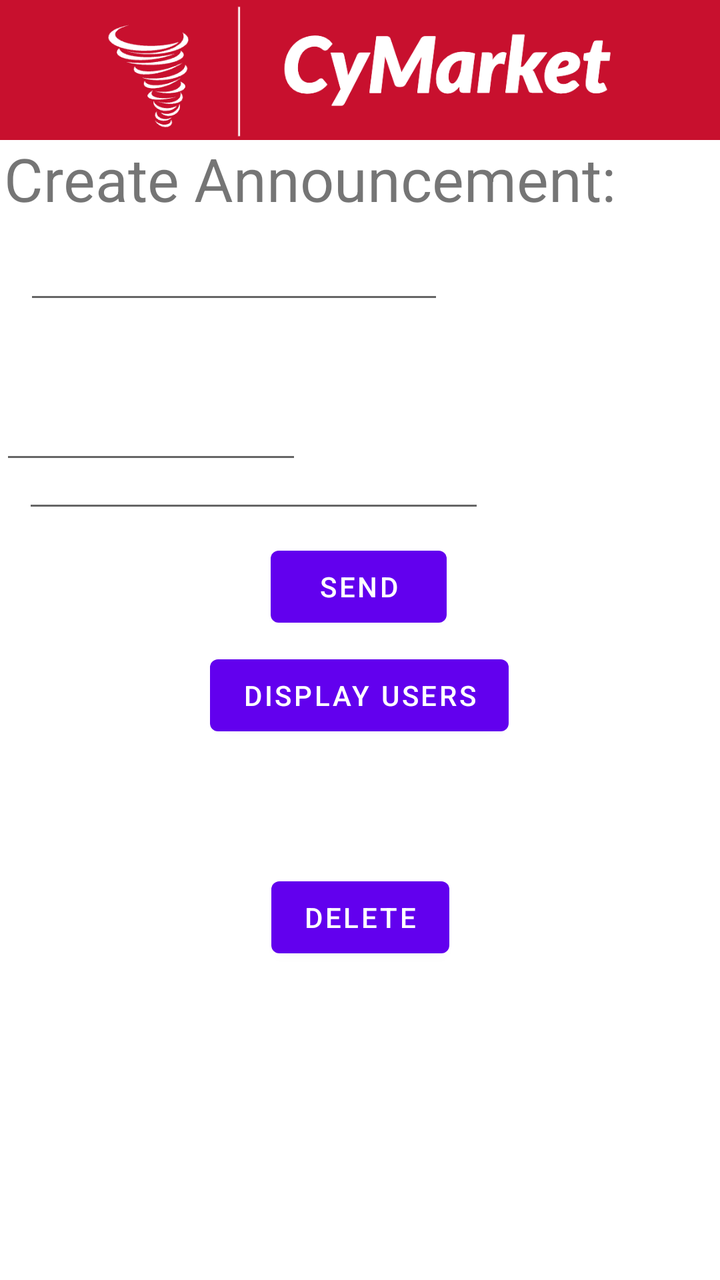
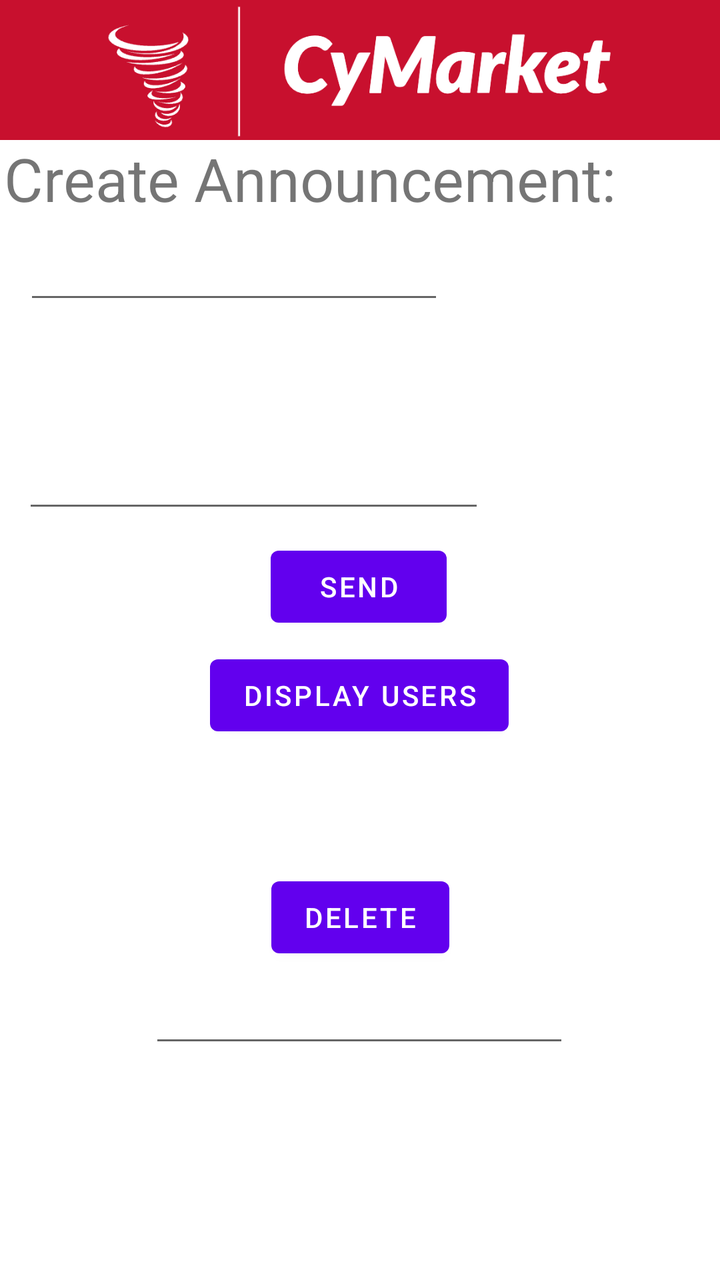

The first picture is an Android layout as it rendered before a commit; the second is the same layout after the commit. The layout source and the unified diff follow.
<!-- AndroidManifest.xml: application theme Theme.AndroidExample -->
<!-- res/layout/activity_main_feed_admin.xml -->
<?xml version="1.0" encoding="utf-8"?>
<androidx.drawerlayout.widget.DrawerLayout
    xmlns:android="http://schemas.android.com/apk/res/android"
    xmlns:app="http://schemas.android.com/apk/res-auto"
    xmlns:tools="http://schemas.android.com/tools"
    android:layout_width="match_parent"
    android:layout_height="match_parent"
    android:id="@+id/drawer"
    android:fitsSystemWindows="true"
    tools:context=".MainFeedAdmin">


    <androidx.coordinatorlayout.widget.CoordinatorLayout
        android:id="@+id/main_content"
        android:layout_width="match_parent"
        android:layout_height="match_parent">

        <com.google.android.material.appbar.AppBarLayout
            android:id="@+id/appbar"
            android:layout_width="match_parent"
            android:layout_height="wrap_content"
            android:theme="@style/ThemeOverlay.AppCompat.Dark.ActionBar">


        </com.google.android.material.appbar.AppBarLayout>


        <androidx.constraintlayout.widget.ConstraintLayout
            android:id="@+id/constraintLayout"
            android:layout_width="match_parent"

            android:layout_height="match_parent"
            app:layout_anchor="@+id/constraintLayout"
            app:layout_anchorGravity="center">

            <EditText
                android:id="@+id/announcementText"
                android:layout_width="231dp"
                android:layout_height="100dp"
                android:layout_gravity="center_vertical"
                android:ems="10"
                android:inputType="text"
                app:layout_constraintBottom_toBottomOf="parent"
                app:layout_constraintEnd_toEndOf="parent"
                app:layout_constraintHorizontal_bias="0.088"
                app:layout_constraintStart_toStartOf="parent"
                app:layout_constraintTop_toTopOf="parent"
                app:layout_constraintVertical_bias="0.299" />
<androidx.coordinatorlayout.widget.CoordinatorLayout
    android:layout_width="match_parent"
    android:layout_height="match_parent">
    <androidx.constraintlayout.widget.ConstraintLayout
        android:layout_width="match_parent"
        android:layout_height="match_parent">

        <com.google.android.material.textfield.TextInputLayout
            style="@style/privateAccountSwitch"
            android:layout_width="216dp"
            android:layout_height="69dp"
            android:layout_margin="16dp"
            android:hint="@string/select"
            app:layout_constraintBottom_toBottomOf="parent"
            app:layout_constraintEnd_toEndOf="parent"
            app:layout_constraintHorizontal_bias="0.497"
            app:layout_constraintStart_toStartOf="parent"
            app:layout_constraintTop_toTopOf="parent"
            app:layout_constraintVertical_bias="0.861">


        </com.google.android.material.textfield.TextInputLayout>

        <AutoCompleteTextView
            android:id="@+id/auto_complete_txt"
            android:layout_width="151dp"
            android:layout_height="237dp"
            android:inputType="none" />
    </androidx.constraintlayout.widget.ConstraintLayout>


</androidx.coordinatorlayout.widget.CoordinatorLayout>

            <Button
                android:id="@+id/sendMsgBtn"
                android:layout_width="wrap_content"
                android:layout_height="wrap_content"
                android:text="Send"
                app:layout_constraintBottom_toBottomOf="parent"
                app:layout_constraintEnd_toEndOf="parent"
                app:layout_constraintHorizontal_bias="0.498"
                app:layout_constraintStart_toStartOf="parent"
                app:layout_constraintTop_toTopOf="parent"
                app:layout_constraintVertical_bias="0.455" />

            <Button
                android:id="@+id/displayUsersBtn"
                android:layout_width="wrap_content"
                android:layout_height="wrap_content"
                android:text="Display Users"
                app:layout_constraintBottom_toBottomOf="parent"
                app:layout_constraintEnd_toEndOf="parent"
                app:layout_constraintHorizontal_bias="0.498"
                app:layout_constraintStart_toStartOf="parent"
                app:layout_constraintTop_toTopOf="parent"
                app:layout_constraintVertical_bias="0.547" />

            <TextView
                android:id="@+id/createAnnouncement"
                android:layout_width="wrap_content"
                android:layout_height="wrap_content"
                android:text="Create Announcement: "
                android:textSize="30sp"
                app:layout_constraintBottom_toBottomOf="parent"
                app:layout_constraintEnd_toEndOf="parent"
                app:layout_constraintHorizontal_bias="0.045"
                app:layout_constraintStart_toStartOf="parent"
                app:layout_constraintTop_toTopOf="parent"
                app:layout_constraintVertical_bias="0.115" />

            <EditText
                android:id="@+id/DescTitle"
                android:layout_width="wrap_content"
                android:layout_height="wrap_content"
                android:ems="10"
                android:inputType="text"
                app:layout_constraintBottom_toBottomOf="parent"
                app:layout_constraintEnd_toEndOf="parent"
                app:layout_constraintHorizontal_bias="0.079"
                app:layout_constraintStart_toStartOf="parent"
                app:layout_constraintTop_toTopOf="parent"
                app:layout_constraintVertical_bias="0.193" />

            <Button
                android:id="@+id/button3"
                android:layout_width="wrap_content"
                android:layout_height="wrap_content"
                android:text="Delete"
                app:layout_constraintBottom_toBottomOf="parent"
                app:layout_constraintEnd_toEndOf="parent"
                app:layout_constraintHorizontal_bias="0.501"
                app:layout_constraintStart_toStartOf="parent"
                app:layout_constraintTop_toTopOf="parent"
                app:layout_constraintVertical_bias="0.734" />

             <TextView
                android:id="@+id/displayUsersTxt"
                android:layout_width="382dp"
                android:layout_height="72dp"
                android:text=""
                app:layout_constraintBottom_toBottomOf="parent"
                app:layout_constraintEnd_toEndOf="parent"
                app:layout_constraintHorizontal_bias="0.448"
                app:layout_constraintStart_toStartOf="parent"
                app:layout_constraintTop_toTopOf="parent"
                app:layout_constraintVertical_bias="0.64" />

        </androidx.constraintlayout.widget.ConstraintLayout>

        <androidx.appcompat.widget.Toolbar
            android:id="@+id/toolbar"
            android:layout_width="match_parent"
            android:layout_height="70dp"
            android:background="@color/cardinal"
            app:layout_scrollFlags="scroll|enterAlways"
            app:popupTheme="@style/ThemeOverlay.AppCompat.Light">

            <ImageView
                android:layout_width="wrap_content"
                android:layout_height="wrap_content"
                android:layout_gravity="center"
                android:adjustViewBounds="true"


                android:scaleType="fitCenter"
                android:src="@drawable/cymarket_logos_white">

            </ImageView>


        </androidx.appcompat.widget.Toolbar>


    </androidx.coordinatorlayout.widget.CoordinatorLayout>

    <com.google.android.material.navigation.NavigationView

        android:id="@+id/nav_view"
        android:layout_width="match_parent"
        android:layout_height="match_parent"
        android:layout_gravity="start"
        android:fitsSystemWindows="true"
        app:menu="@menu/menu_navigation_admin"
        app:headerLayout="@layout/navheader"
        >


    </com.google.android.material.navigation.NavigationView>

    <com.google.android.material.textfield.TextInputLayout
        android:layout_width="match_parent"
        android:layout_height="wrap_content"
        android:layout_margin="16dp"
        android:hint="@string/select"/>

</androidx.drawerlayout.widget.DrawerLayout>
<!-- res/layout/navheader.xml (included above) -->
<?xml version="1.0" encoding="utf-8"?>
<LinearLayout xmlns:android="http://schemas.android.com/apk/res/android"
    android:orientation="vertical"
    android:layout_width="match_parent"
    android:layout_height="150dp"
    android:background="@color/cardinal"
    android:id="@+id/navLayTop"
    android:padding="4dp"
    >

    <ImageView
        android:id="@+id/ivIconHeader"
        android:layout_width="match_parent"
        android:layout_height="100dp"
        android:src="@drawable/cymarket_logos_white"
        android:layout_margin="15dp"
        >



    </ImageView>
</LinearLayout>
<!-- resources referenced by this layout -->
<resources>
  <color name="cardinal">#C8102E</color>
  <!-- drawable cymarket_logos_white: png bitmap (drawable, 25889 bytes) -->
  <string name="select">Select Item</string>
  <style name="privateAccountSwitch" parent="Theme.AppCompat.Light">
          <item name="colorControlActivated">@color/private_account</item>
          <item name="colorSwitchThumbNormal">#FFFFFF</item>
          <item name="android:colorForeground">#99FFFFFF</item>
      </style>
  <style name="Theme.AndroidExample" parent="Theme.MaterialComponents.DayNight.NoActionBar">
          
          <item name="colorPrimary">@color/purple_500</item>
          <item name="colorPrimaryVariant">@color/purple_700</item>
          <item name="colorOnPrimary">@color/white</item>
          
          <item name="colorSecondary">@color/teal_200</item>
          <item name="colorSecondaryVariant">@color/teal_700</item>
          <item name="colorOnSecondary">@color/black</item>
          
          <item name="android:statusBarColor" tools:targetApi="l">?attr/colorPrimaryVariant</item>
      </style>
  <color name="private_account">#E6A326</color>
  <color name="purple_500">#FF6200EE</color>
  <color name="purple_700">#FF3700B3</color>
  <color name="white">#FFFFFFFF</color>
  <color name="teal_200">#FF03DAC5</color>
  <color name="teal_700">#FF018786</color>
  <color name="black">#FF000000</color>
</resources>

<!-- the commit's change to res/layout/activity_main_feed_admin.xml (unified diff, before → after) -->
@@ -53,27 +53,18 @@
         android:layout_width="match_parent"
         android:layout_height="match_parent">
 
-        <com.google.android.material.textfield.TextInputLayout
-            style="@style/privateAccountSwitch"
-            android:layout_width="216dp"
-            android:layout_height="69dp"
-            android:layout_margin="16dp"
-            android:hint="@string/select"
+        <EditText
+            android:id="@+id/deleteTxt"
+            android:layout_width="wrap_content"
+            android:layout_height="wrap_content"
+            android:ems="10"
+            android:inputType="text"
             app:layout_constraintBottom_toBottomOf="parent"
             app:layout_constraintEnd_toEndOf="parent"
             app:layout_constraintHorizontal_bias="0.497"
             app:layout_constraintStart_toStartOf="parent"
             app:layout_constraintTop_toTopOf="parent"
-            app:layout_constraintVertical_bias="0.861">
-
-
-        </com.google.android.material.textfield.TextInputLayout>
-
-        <AutoCompleteTextView
-            android:id="@+id/auto_complete_txt"
-            android:layout_width="151dp"
-            android:layout_height="237dp"
-            android:inputType="none" />
+            app:layout_constraintVertical_bias="0.814" />
     </androidx.constraintlayout.widget.ConstraintLayout>
 
 
@@ -129,8 +120,9 @@
                 app:layout_constraintTop_toTopOf="parent"
                 app:layout_constraintVertical_bias="0.193" />
 
+
             <Button
-                android:id="@+id/button3"
+                android:id="@+id/deleteButton"
                 android:layout_width="wrap_content"
                 android:layout_height="wrap_content"
                 android:text="Delete"
<!-- resource entries referenced after the edit -->
@@ -3,11 +3,6 @@
   <color name="cardinal">#C8102E</color>
   <!-- drawable cymarket_logos_white: png bitmap (drawable, 25889 bytes) -->
   <string name="select">Select Item</string>
-  <style name="privateAccountSwitch" parent="Theme.AppCompat.Light">
-          <item name="colorControlActivated">@color/private_account</item>
-          <item name="colorSwitchThumbNormal">#FFFFFF</item>
-          <item name="android:colorForeground">#99FFFFFF</item>
-      </style>
   <style name="Theme.AndroidExample" parent="Theme.MaterialComponents.DayNight.NoActionBar">
           
           <item name="colorPrimary">@color/purple_500</item>
@@ -20,7 +15,6 @@
           
           <item name="android:statusBarColor" tools:targetApi="l">?attr/colorPrimaryVariant</item>
       </style>
-  <color name="private_account">#E6A326</color>
   <color name="purple_500">#FF6200EE</color>
   <color name="purple_700">#FF3700B3</color>
   <color name="white">#FFFFFFFF</color>
